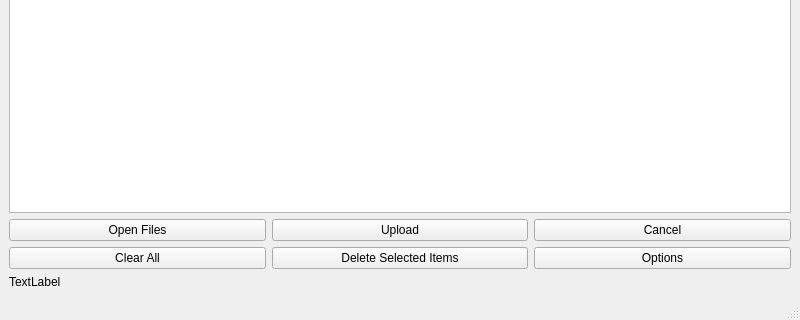
First picture: the form in interface.ui, repository codygula/S3-File-Upload-Utility, before the edit; both pictures show x 0 to 800 and y 332 to 652 of the 800 by 652 pixel window.
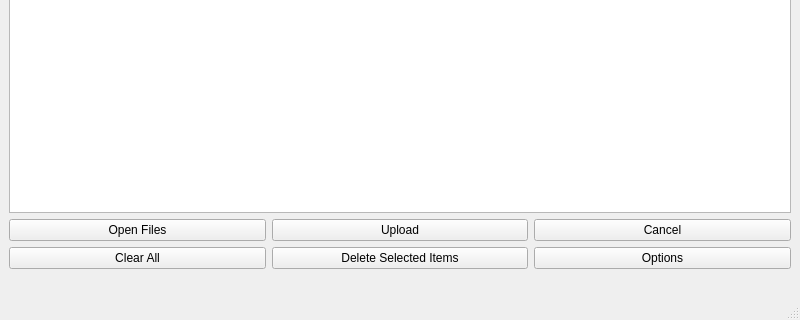
Second picture: the form after the edit.

Commit message: It mostly works

The edit to the form file:
```diff
--- a/interface.ui
+++ b/interface.ui
@@ -22,13 +22,6 @@
       </property>
      </widget>
     </item>
-    <item row="3" column="0">
-     <widget class="QLabel" name="StatusLabel">
-      <property name="text">
-       <string>TextLabel</string>
-      </property>
-     </widget>
-    </item>
     <item row="1" column="2">
      <widget class="QPushButton" name="pushButton_3">
       <property name="text">
@@ -67,6 +60,13 @@
       </property>
      </widget>
     </item>
+    <item row="3" column="0" colspan="3">
+     <widget class="QLabel" name="StatusLabel">
+      <property name="text">
+       <string/>
+      </property>
+     </widget>
+    </item>
    </layout>
   </widget>
   <widget class="QMenuBar" name="menubar">
```
The commit also changes 1 other file.
